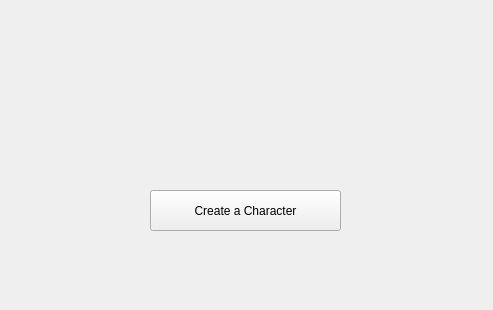
First picture: the form in game.ui, repository TeamQuadForce/Comp345RPG, before the edit.
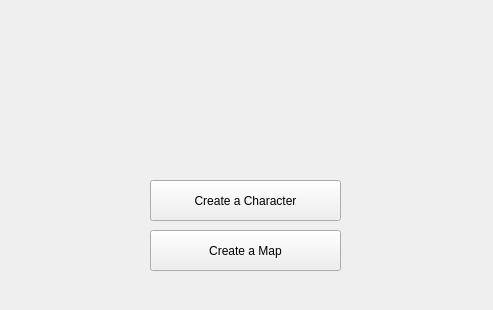
Second picture: the form after the edit. The open tabs and pages were chosen to show the change. Icons and pictures are not drawn.

The edit to the form file:
```diff
--- a/game.ui
+++ b/game.ui
@@ -25,7 +25,7 @@
     <property name="geometry">
      <rect>
       <x>150</x>
-      <y>190</y>
+      <y>180</y>
       <width>191</width>
       <height>41</height>
      </rect>
@@ -53,6 +53,19 @@
      <set>Qt::AlignCenter</set>
     </property>
    </widget>
+   <widget class="QPushButton" name="mapGenButton">
+    <property name="geometry">
+     <rect>
+      <x>150</x>
+      <y>230</y>
+      <width>191</width>
+      <height>41</height>
+     </rect>
+    </property>
+    <property name="text">
+     <string>Create a Map</string>
+    </property>
+   </widget>
   </widget>
   <widget class="QWidget" name="page_2"/>
   <widget class="QWidget" name="page_3"/>
```
Left out of the diff: 2 changed lines with no effect on the pictures.
